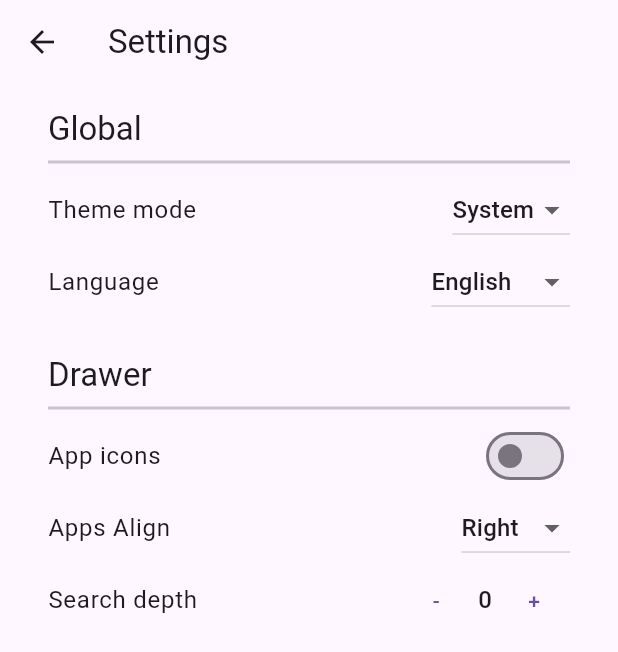
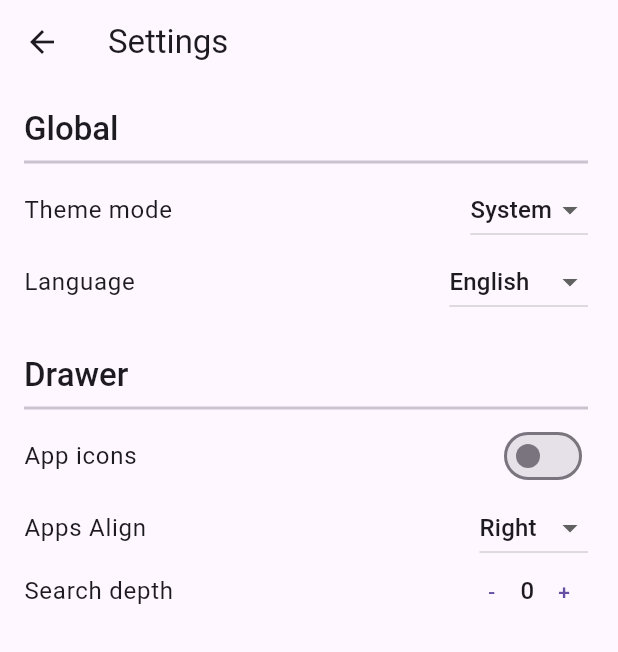
Before and after one commit to alexbogdos/minLauncher, a Flutter app: the SettingsView screen opened by its route, on a phone screen of 412 x 824 dp. Shown: the top 652 px of the screen. Run offline on Flutter 3.47's test engine with Material 3 defaults, Android fonts, the phone set to English and light mode, and no system bars; our stand-ins replace sqflite; missing offline and left inert: installed_apps; accounts and stored records are empty; generated files the repository leaves out were written again.

Commit message:
SettingsView change paddings

```diff
--- a/min_launcher/lib/src/settings/settings_view.dart
+++ b/min_launcher/lib/src/settings/settings_view.dart
@@ -23,7 +23,7 @@ class SettingsView extends StatelessWidget {
         title: Text(AppLocalizations.of(context)!.settingsTitle),
       ),
       body: Padding(
-        padding: const EdgeInsets.symmetric(vertical: 16, horizontal: 32),
+        padding: const EdgeInsets.fromLTRB(16, 16, 20, 16),
         child: Column(
           children: [
             SettingsCategory(
@@ -128,7 +128,8 @@ class SettingsView extends StatelessWidget {
                       controller.updateSearchDepth(controller.searchDepth - 1);
                     },
                     style: TextButton.styleFrom(
-                      minimumSize: const Size(40, 40),
+                      minimumSize: const Size(30, 30),
+                      tapTargetSize: MaterialTapTargetSize.shrinkWrap,
                     ),
                     child: const Text("-"),
                   ),
@@ -143,7 +144,8 @@ class SettingsView extends StatelessWidget {
                       controller.updateSearchDepth(controller.searchDepth + 1);
                     },
                     style: TextButton.styleFrom(
-                      minimumSize: const Size(40, 40),
+                      minimumSize: const Size(30, 30),
+                      tapTargetSize: MaterialTapTargetSize.shrinkWrap,
                     ),
                     child: const Text("+"),
                   )
--- a/min_launcher/lib/src/settings/widgets/settings_category.dart
+++ b/min_launcher/lib/src/settings/widgets/settings_category.dart
@@ -16,7 +16,9 @@ class SettingsCategory extends StatelessWidget {
           alignment: Alignment.centerLeft,
           child: Text(
             title,
-            style: Theme.of(context).textTheme.titleLarge,
+            style: Theme.of(context).textTheme.titleLarge?.copyWith(
+                  fontWeight: FontWeight.w500,
+                ),
           ),
         ),
         const Divider(thickness: 2),
```
